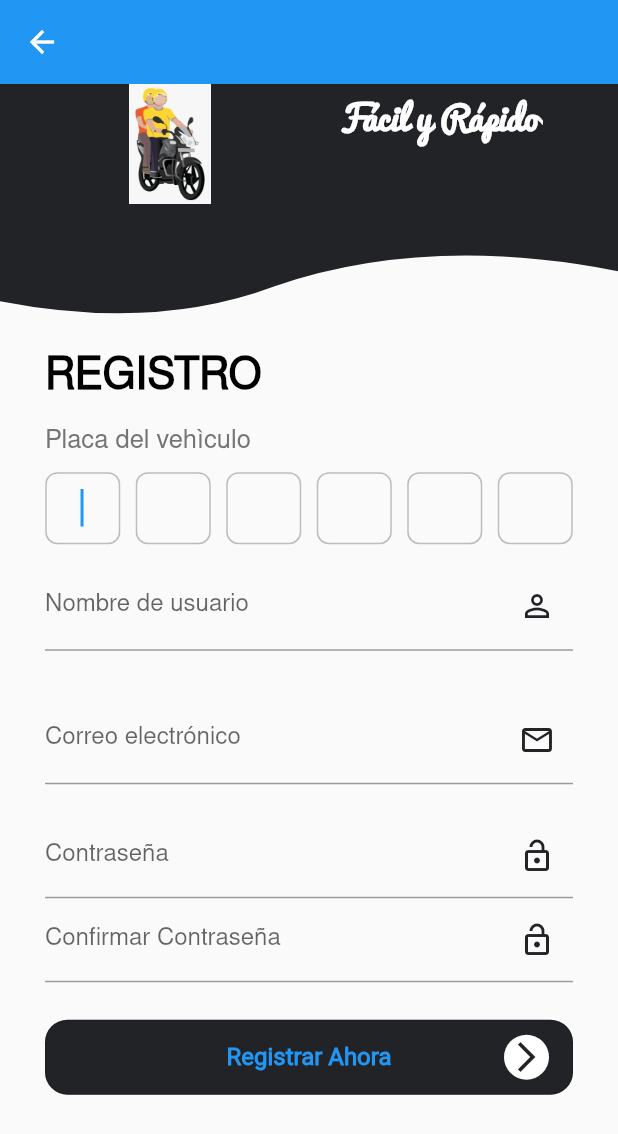
After one commit to juan-ad/easy_motorbike, a Flutter app: the DriverRegisterPage screen opened by its route, on a phone screen of 412 x 824 dp. The commit adds this screen. Shown: the top 1134 px of the screen. Run offline on Flutter 3.47's test engine with Material 2 defaults, Android fonts, the phone set to English and light mode, and no system bars; our stand-ins replace cloud_firestore, firebase_auth, firebase_core, flutter_custom_clippers, progress_dialog_null_safe, shared_preferences; accounts and stored records are empty.

Commit message:
Hasta el registro del motociclista

```diff
--- a/lib/main.dart
+++ b/lib/main.dart
@@ -1,6 +1,7 @@
+import 'package:easy_motorbike/src/pages/driver/register/driver_register_page.dart';
 import 'package:easy_motorbike/src/pages/home/home_page.dart';
 import 'package:easy_motorbike/src/pages/login/login_page.dart';
-import 'package:easy_motorbike/src/pages/register/register_page.dart';
+import 'package:easy_motorbike/src/pages/client/register/client_register_page.dart';
 import 'package:flutter/material.dart';
 import 'package:easy_motorbike/src/utils/colors.dart' as utils;
 import 'package:firebase_core/firebase_core.dart';
@@ -37,7 +38,8 @@ class _MyAppState extends State<MyApp> {
       routes: {
         'home': (BuildContext context) => HomePage(),
         'login': (BuildContext context) => const LoginPage(),
-        'register': (BuildContext context) => const RegisterPage(),
+        'client/register': (BuildContext context) => const ClientRegisterPage(),
+        'driver/register': (BuildContext context) => const DriverRegisterPage(),
       }
     );
   }
--- /dev/null
+++ b/lib/src/models/driver.dart
@@ -0,0 +1,36 @@
+import 'dart:convert';
+
+Driver driverFromJson(String str) => Driver.fromJson(json.decode(str));
+
+String driverToJson(Driver data) => json.encode(data.toJson());
+
+class Driver {
+    Driver({
+        required this.id,
+        required this.username,
+        required this.email,
+        required this.password,
+        required this.plate,
+    });
+
+    String id;
+    String username;
+    String email;
+    String password;
+    String plate;
+
+    factory Driver.fromJson(Map<String, dynamic> json) => Driver(
+        id: json["id"],
+        username: json["username"],
+        email: json["email"],
+        password: json["password"],
+        plate: json["plate"],
+    );
+
+    Map<String, dynamic> toJson() => {
+        "id": id,
+        "username": username,
+        "email": email,
+        "plate": plate,
+    };
+}
--- a/lib/src/pages/register/register_controller.dart
+++ b/lib/src/pages/driver/register/driver_register_controller.dart
@@ -1,12 +1,12 @@
-import 'package:easy_motorbike/src/models/client.dart';
+import 'package:easy_motorbike/src/models/driver.dart';
 import 'package:easy_motorbike/src/providers/auth_provider.dart';
-import 'package:easy_motorbike/src/providers/client_provider.dart';
+import 'package:easy_motorbike/src/providers/driver_provider.dart';
 import 'package:easy_motorbike/src/utils/my_progress_dialog.dart';
 import 'package:easy_motorbike/src/utils/snackbar.dart' as utils;
 import 'package:flutter/material.dart';
 import 'package:progress_dialog_null_safe/progress_dialog_null_safe.dart';
 
-class RegisterController{
+class DriverRegisterController{
 
   BuildContext? context;
   GlobalKey<ScaffoldState> key = GlobalKey<ScaffoldState>();
@@ -15,15 +15,21 @@ class RegisterController{
   TextEditingController emailController = TextEditingController();
   TextEditingController passwordController = TextEditingController();
   TextEditingController confirmPasswordController = TextEditingController();
+  TextEditingController pin1Controller = TextEditingController();
+  TextEditingController pin2Controller = TextEditingController();
+  TextEditingController pin3Controller = TextEditingController();
+  TextEditingController pin4Controller = TextEditingController();
+  TextEditingController pin5Controller = TextEditingController();
+  TextEditingController pin6Controller = TextEditingController();
 
   AuthProvider? _authProvider;
-  ClientProvider? _clientProvider;
+  DriverProvider? _driverProvider;
   ProgressDialog? _progressDialog;
 
   Future? init(BuildContext context){
     this.context = context;
     _authProvider = AuthProvider();
-    _clientProvider = ClientProvider();
+    _driverProvider = DriverProvider();
     _progressDialog = MyProgressDialog.createProgressDialog(context, 'Espere un momento...');
     return null;
   }
@@ -33,6 +39,15 @@ class RegisterController{
     String email = emailController.text.trim();
     String password = passwordController.text.trim();
     String confirmPassword = confirmPasswordController.text.trim();
+
+    String pin1 = pin1Controller.text.trim();
+    String pin2 = pin2Controller.text.trim();
+    String pin3 = pin3Controller.text.trim();
+    String pin4 = pin4Controller.text.trim();
+    String pin5 = pin5Controller.text.trim();
+    String pin6 = pin6Controller.text.trim();
+
+    String plate = '$pin1$pin2$pin3-$pin4$pin5$pin6';
 
     if (username.isEmpty && email.isEmpty && password.isEmpty && confirmPassword.isEmpty){
       utils.Snackbar.showSnackbar(context, key, 'Todos los campos son obligatorios');
@@ -55,18 +70,19 @@ class RegisterController{
       bool? isRegister = await _authProvider?.register(email, password);
 
       if (isRegister == true){
-        Client client = Client(
+        Driver driver = Driver(
           id: _authProvider!.getUser()!.uid,
           username: username,
           email: email,
-          password: password
+          password: password,
+          plate: plate
         );
-        await _clientProvider?.create(client);
+        await _driverProvider?.create(driver);
         _progressDialog?.hide();
-        utils.Snackbar.showSnackbar(context, key, 'Usuario Registrado Correctamente');
+        utils.Snackbar.showSnackbar(context, key, 'Motociclista Registrado Correctamente');
       }else{
         _progressDialog?.hide();
-        utils.Snackbar.showSnackbar(context, key, 'Usuario No Registrar');
+        utils.Snackbar.showSnackbar(context, key, 'Motociclista No Registrado');
       }
 
     } catch(error){
--- /dev/null
+++ b/lib/src/pages/driver/register/driver_register_page.dart
@@ -0,0 +1,203 @@
+import 'package:easy_motorbike/src/utils/otp_widget.dart';
+import 'package:flutter/material.dart';
+import 'package:flutter/scheduler.dart';
+import 'package:flutter_custom_clippers/flutter_custom_clippers.dart';
+import 'package:easy_motorbike/src/utils/colors.dart' as utils;
+import 'package:easy_motorbike/src/widgets/button_app.dart';
+import 'package:easy_motorbike/src/pages/driver/register/driver_register_controller.dart';
+
+class DriverRegisterPage extends StatefulWidget {
+  const DriverRegisterPage({super.key});
+
+  @override
+  State<DriverRegisterPage> createState() => _DriverRegisterPageState();
+}
+
+class _DriverRegisterPageState extends State<DriverRegisterPage> {
+
+  final DriverRegisterController _con = DriverRegisterController();
+
+  @override
+  void initState(){
+    super.initState();
+
+    SchedulerBinding.instance.addPostFrameCallback((timeStamp) {
+      _con.init(context);
+    });
+  }
+
+  @override
+  Widget build(BuildContext context) {
+    return Scaffold(
+      key: _con.key,
+      appBar: AppBar(),
+      body: SingleChildScrollView(
+        child: Column(
+          children: [
+            _bannerApp(),
+            _textLogin(),
+            _textLicencePlate(),
+            Container(
+              margin: const EdgeInsets.symmetric(horizontal: 25),
+              child: OTPFields(
+                pin1: _con.pin1Controller,
+                pin2: _con.pin2Controller,
+                pin3: _con.pin3Controller,
+                pin4: _con.pin4Controller,
+                pin5: _con.pin5Controller,
+                pin6: _con.pin6Controller
+              ),
+            ),
+            _textFieldUsername(),
+            _textFieldEmail(),
+            _textFieldPassword(),
+            _textFieldConfirmPassword(),
+            _buttonRegister(),
+          ],
+        ),
+      ),
+    );
+  }
+
+  Widget _bannerApp(){
+    return ClipPath(
+      clipper: WaveClipperTwo(),
+      child: Container(
+        color: utils.Colors.easyMotoColor,
+        height: MediaQuery.of(context).size.height * 0.2,
+        child: Row(
+          crossAxisAlignment: CrossAxisAlignment.start,
+          mainAxisAlignment: MainAxisAlignment.spaceEvenly,
+          children: [
+            Image.asset(
+              'assets/img/motorbike.png',
+              width: 120,
+              height: 80,
+            ),
+            const Text(
+              'Fácil y Rápido',
+              style: TextStyle(
+                fontFamily: 'Pacifico',
+                fontSize: 22,
+                fontWeight: FontWeight.bold,
+                color: Colors.white
+              ),
+            )
+          ],
+        ),
+      ),
+    );
+  }
+
+  Widget _textLicencePlate(){
+    return Container(
+      alignment: Alignment.centerLeft,
+      margin: const EdgeInsets.symmetric(horizontal: 30),
+      child: Text(
+        'Placa del vehìculo',
+        style: TextStyle(
+          color: Colors.grey[600],
+          fontSize: 17
+        ),
+      ),
+    );
+  }
+
+  Widget _textLogin(){
+    return Container(
+      alignment: Alignment.centerLeft,
+      margin: const EdgeInsets.symmetric(horizontal: 30, vertical: 15),
+      child: const Text(
+        'REGISTRO',
+        style: TextStyle(
+          color: Colors.black,
+          fontWeight: FontWeight.bold,
+          fontSize: 28,
+        ),
+      )
+    );
+  }
+
+  Widget _textFieldUsername() {
+    return Container(
+      margin: const EdgeInsets.symmetric(horizontal: 30, vertical: 10),
+      child: TextField(
+        obscureText: false,
+        controller: _con.usernameController,
+        decoration: const InputDecoration(
+          hintText: 'Usuario 1',
+          labelText: 'Nombre de usuario',
+          suffixIcon: Icon(
+            Icons.person_outline,
+            color: utils.Colors.easyMotoColor
+          )
+        ),
+      ),
+    );
+  }
+
+  Widget _textFieldEmail() {
+    return Container(
+      margin: const EdgeInsets.symmetric(horizontal: 30, vertical: 20),
+      child: TextField(
+        obscureText: false,
+        controller: _con.emailController,
+        decoration: const InputDecoration(
+          hintText: 'correo@gmail.com',
+          labelText: 'Correo electrónico',
+          suffixIcon: Icon(
+            Icons.email_outlined,
+            color: utils.Colors.easyMotoColor
+          )
+        ),
+      ),
+    );
+  }
+
+  Widget _textFieldPassword() {
+    return Container(
+      margin: const EdgeInsets.symmetric(horizontal: 30),
+      child: TextField(
+        obscureText: true,
+        controller: _con.passwordController,
+        decoration: const InputDecoration(
+          labelText: 'Contraseña',
+          suffixIcon: Icon(
+            Icons.lock_open_outlined,
+            color: utils.Colors.easyMotoColor
+          )
+        ),
+      ),
+    );
+  }
+
+   Widget _textFieldConfirmPassword() {
+    return Container(
+      margin: const EdgeInsets.symmetric(horizontal: 30),
+      child: TextField(
+        obscureText: true,
+        controller: _con.confirmPasswordController,
+        decoration: const InputDecoration(
+          labelText: 'Confirmar Contraseña',
+          suffixIcon: Icon(
+            Icons.lock_open_outlined,
+            color: utils.Colors.easyMotoColor
+          )
+        ),
+      ),
+    );
+  }
+
+  Widget _buttonRegister(){
+    return Container(
+      margin: const EdgeInsets.symmetric(horizontal: 30, vertical: 25),
+      child: ButtonApp(
+        onPressed: _con.register,
+        text: 'Registrar Ahora',
+        color: utils.Colors.easyMotoColor,
+        textColor: Colors.white,
+      )
+    );
+  }
+
+}
--- /dev/null
+++ b/lib/src/providers/driver_provider.dart
@@ -0,0 +1,26 @@
+import 'package:cloud_firestore/cloud_firestore.dart';
+import 'package:easy_motorbike/src/models/driver.dart';
+
+class DriverProvider {
+
+  CollectionReference? _ref;
+
+  DriverProvider(){
+    _ref = FirebaseFirestore.instance.collection('Drivers');
+  }
+
+  Future<void> create(Driver driver) async {
+    String errorMessage = "";
+
+    try{
+      return _ref?.doc(driver.id).set(driver.toJson());
+      print("MOTOCICLISTA REGISTRADO");
+    }catch(error){
+      errorMessage = error.toString();
+    }
+
+    if (errorMessage.isEmpty){
+      return Future.error(errorMessage);
+    }
+  }
+}
--- /dev/null
+++ b/lib/src/utils/otp_widget.dart
@@ -0,0 +1,207 @@
+import 'package:flutter/material.dart';
+import 'package:flutter/services.dart';
+
+final inputBorder = OutlineInputBorder(
+  borderRadius: BorderRadius.circular(8.0),
+  borderSide: BorderSide(color: Colors.grey.shade400),
+);
+
+final inputDecoration = InputDecoration(
+  contentPadding: const EdgeInsets.symmetric(vertical: 10.0),
+  border: inputBorder,
+  focusedBorder: inputBorder,
+  enabledBorder: inputBorder,
+);
+
+// ignore: must_be_immutable
+class OTPFields extends StatefulWidget {
+
+  TextEditingController pin1;
+  TextEditingController pin2;
+  TextEditingController pin3;
+  TextEditingController pin4;
+  TextEditingController pin5;
+  TextEditingController pin6;
+
+  OTPFields({
+    Key? key,
+    required this.pin1,
+    required this.pin2,
+    required this.pin3,
+    required this.pin4,
+    required this.pin5,
+    required this.pin6,
+  }) : super(key: key);
+
+  @override
+  _OTPFieldsState createState() => _OTPFieldsState();
+}
+
+class _OTPFieldsState extends State<OTPFields> {
+
+  late FocusNode pin1FN;
+  late FocusNode pin2FN;
+  late FocusNode pin3FN;
+  late FocusNode pin4FN;
+  late FocusNode pin5FN;
+  late FocusNode pin6FN;
+
+
+  final pinStyle = const TextStyle(fontSize: 25, fontWeight: FontWeight.bold);
+
+  @override
+  void initState() {
+    super.initState();
+    pin1FN = FocusNode();
+    pin2FN = FocusNode();
+    pin3FN = FocusNode();
+    pin4FN = FocusNode();
+    pin5FN = FocusNode();
+    pin6FN = FocusNode();
+  }
+
+  @override
+  void dispose() {
+    super.dispose();
+    pin1FN.dispose();
+    pin2FN.dispose();
+    pin3FN.dispose();
+    pin4FN.dispose();
+    pin5FN.dispose();
+    pin6FN.dispose();
+  }
+
+  void nextField(String value, FocusNode focusNode) {
+    if (value.length == 1) {
+      focusNode.requestFocus();
+    }
+  }
+
+  @override
+  Widget build(BuildContext context) {
+    return Form(
+      child: Column(
+        children: [
+          const SizedBox(height: 10.0),
+          Row(
+            mainAxisAlignment: MainAxisAlignment.spaceAround,
+            children: [
+              SizedBox(
+                width: 50,
+                height: 50,
+
+                child: TextFormField(
+                  controller: widget.pin1,
+                  autofocus: true,
+                  style: pinStyle,
+                  keyboardType: TextInputType.text,
+                  textAlign: TextAlign.center,
+                  decoration: inputDecoration,
+                  inputFormatters: [
+                    UpperCaseTextFormatter(),
+                  ],
+                  onChanged: (value) {
+                    nextField(value, pin2FN);
+                  },
+                ),
+              ),
+              SizedBox(
+                width: 50,
+                height: 50,
+
+                child: TextFormField(
+                  controller: widget.pin2,
+                  focusNode: pin2FN,
+                  style: pinStyle,
+                  keyboardType: TextInputType.text,
+                  textAlign: TextAlign.center,
+                  decoration: inputDecoration,
+                  inputFormatters: [
+                    UpperCaseTextFormatter(),
+                  ],
+                  onChanged: (value) => nextField(value, pin3FN),
+                ),
+              ),
+              SizedBox(
+                width: 50,
+                height: 50,
+
+                child: TextFormField(
+                  controller: widget.pin3,
+                  focusNode: pin3FN,
+                  style: pinStyle,
+                  keyboardType: TextInputType.text,
+                  textAlign: TextAlign.center,
+                  decoration: inputDecoration,
+                  inputFormatters: [
+                    UpperCaseTextFormatter(),
+                  ],
+                  onChanged: (value) => nextField(value, pin4FN),
+                ),
+              ),
+              SizedBox(
+                width: 50,
+                height: 50,
+
+                child: TextFormField(
+                  controller: widget.pin4,
+                  focusNode: pin4FN,
+                  style: pinStyle,
+                  keyboardType: TextInputType.number,
+                  textAlign: TextAlign.center,
+                  decoration: inputDecoration,
+                  onChanged: (value) => nextField(value, pin5FN),
+                ),
+              ),
+              SizedBox(
+                width: 50,
+                height: 50,
+
+                child: TextFormField(
+                  controller: widget.pin5,
+                  focusNode: pin5FN,
+                  style: pinStyle,
+                  keyboardType: TextInputType.number,
+                  textAlign: TextAlign.center,
+                  decoration: inputDecoration,
+                  onChanged: (value) => nextField(value, pin6FN),
+                ),
+              ),
+              SizedBox(
+                width: 50,
+                height: 50,
+                child: TextFormField(
+                  controller: widget.pin6,
+                  focusNode: pin6FN,
+                  style: pinStyle,
+                  keyboardType: TextInputType.number,
+                  textAlign: TextAlign.center,
+                  decoration: inputDecoration,
+                  onChanged: (value) {
+                    if (value.length == 1) {
+                      pin6FN.unfocus();
+                    }
+                  },
+                ),
+              ),
+            ],
+          ),
+        ],
+      ),
+    );
+  }
+
+
+
+
+}
+
+class UpperCaseTextFormatter extends TextInputFormatter {
+  @override
+  TextEditingValue formatEditUpdate(TextEditingValue oldValue, TextEditingValue newValue) {
+    return TextEditingValue(
+      text: newValue.text.toUpperCase(),
+      selection: newValue.selection,
+    );
+  }
+}
--- a/pubspec.yaml
+++ b/pubspec.yaml
@@ -40,6 +40,8 @@ dependencies:
   firebase_core: ^2.6.1
   cloud_firestore: ^4.4.2
   progress_dialog_null_safe: ^1.0.4
+  shared_preferences: ^2.0.18
+  otp_text_field: ^1.1.3
 
 dev_dependencies:
   flutter_test:
```
Also changed, not shown: lib/src/pages/client/register/client_register_controller.dart (added, +78 -0 lines), lib/src/pages/client/register/client_register_page.dart (renamed from lib/src/pages/register/register_page.dart, +6 -6 lines), lib/src/pages/home/home_controller.dart (+9 -1 lines), lib/src/pages/home/home_page.dart (+4 -4 lines), lib/src/pages/login/login_controller.dart (+12 -3 lines), lib/src/utils/shared_pref.dart (added, +35 -0 lines), pubspec.lock, 1 other file.
